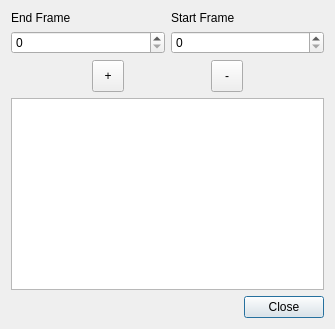
First picture: the form in QCvVideo/cutlistdialog.ui, repository rbbrnc/QTWidgets, before the edit.
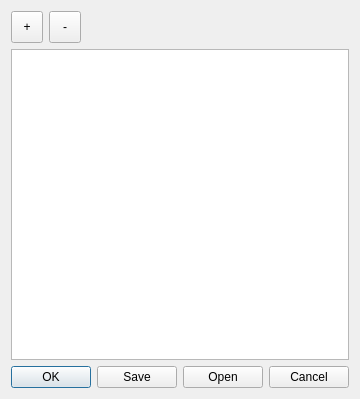
Second picture: the form after the edit.

Commit message: load/save lists

```diff
--- a/QCvVideo/cutlistdialog.ui
+++ b/QCvVideo/cutlistdialog.ui
@@ -7,57 +7,13 @@
     <x>0</x>
     <y>0</y>
     <width>335</width>
-    <height>329</height>
+    <height>399</height>
    </rect>
   </property>
   <property name="windowTitle">
    <string>Dialog</string>
   </property>
   <layout class="QVBoxLayout" name="verticalLayout_2">
-   <item>
-    <layout class="QVBoxLayout" name="verticalLayout">
-     <item>
-      <layout class="QHBoxLayout" name="horizontalLayout_2">
-       <item>
-        <widget class="QLabel" name="label_2">
-         <property name="sizePolicy">
-          <sizepolicy hsizetype="Preferred" vsizetype="Fixed">
-           <horstretch>0</horstretch>
-           <verstretch>0</verstretch>
-          </sizepolicy>
-         </property>
-         <property name="text">
-          <string>End Frame</string>
-         </property>
-        </widget>
-       </item>
-       <item>
-        <widget class="QLabel" name="label">
-         <property name="sizePolicy">
-          <sizepolicy hsizetype="Preferred" vsizetype="Fixed">
-           <horstretch>0</horstretch>
-           <verstretch>0</verstretch>
-          </sizepolicy>
-         </property>
-         <property name="text">
-          <string>Start Frame</string>
-         </property>
-        </widget>
-       </item>
-      </layout>
-     </item>
-     <item>
-      <layout class="QHBoxLayout" name="horizontalLayout_3">
-       <item>
-        <widget class="QSpinBox" name="startSpinBox"/>
-       </item>
-       <item>
-        <widget class="QSpinBox" name="endSpinBox"/>
-       </item>
-      </layout>
-     </item>
-    </layout>
-   </item>
    <item>
     <layout class="QHBoxLayout" name="horizontalLayout">
      <item>
@@ -86,18 +42,28 @@
        </property>
       </widget>
      </item>
+     <item>
+      <spacer name="horizontalSpacer">
+       <property name="orientation">
+        <enum>Qt::Horizontal</enum>
+       </property>
+       <property name="sizeHint" stdset="0">
+        <size>
+         <width>40</width>
+         <height>20</height>
+        </size>
+       </property>
+      </spacer>
+     </item>
     </layout>
    </item>
    <item>
-    <widget class="QListWidget" name="cutListWidget"/>
+    <widget class="QTableView" name="tableView"/>
    </item>
    <item>
-    <widget class="QDialogButtonBox" name="buttonBox">
-     <property name="orientation">
-      <enum>Qt::Horizontal</enum>
-     </property>
+    <widget class="QDialogButtonBox" name="dialogButtonBox">
      <property name="standardButtons">
-      <set>QDialogButtonBox::Close</set>
+      <set>QDialogButtonBox::Cancel|QDialogButtonBox::Ok|QDialogButtonBox::Open|QDialogButtonBox::Save</set>
      </property>
     </widget>
    </item>
```
Left out of the diff: 42 changed lines with no effect on the pictures. The commit also changes 4 other files.
